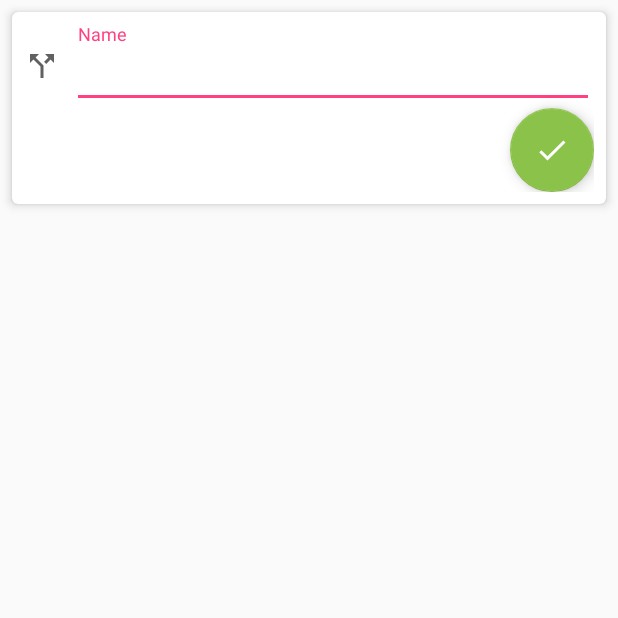
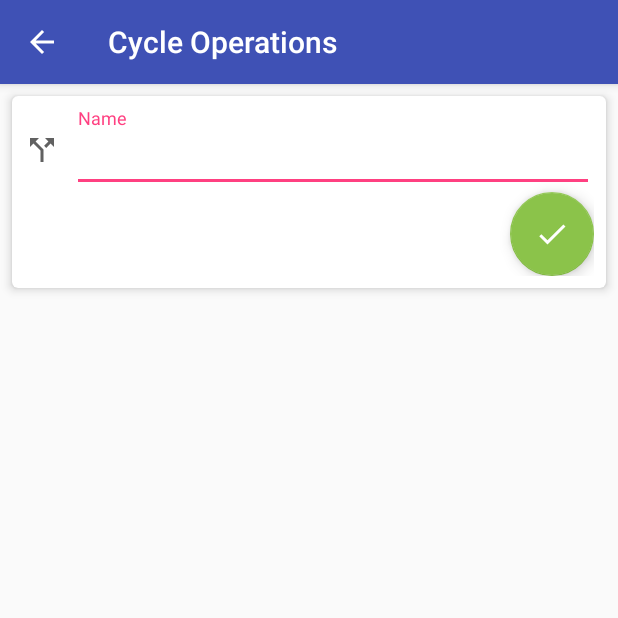
Before and after one commit to Dandewine/MyPocket, an Android app: the AddCycleOperationActivity screen opened directly, with no data from a screen before it, on a phone screen of 412 x 824 dp, the top half of it. Run offline under Robolectric (Android 15) with nearby library versions, the phone set to English and light mode, and no system bars; our stand-ins replace Dagger/Hilt's generated code, data binding; libraries missing offline, so code that uses them is left out: io.realm, rx.android.schedulers, rx.schedulers, rx.subscriptions; 3 statements that could not run were skipped.

```diff
--- a/presentation/src/main/res/layout/activity_add_cycle_operation.xml
+++ b/presentation/src/main/res/layout/activity_add_cycle_operation.xml
@@ -9,6 +9,15 @@
             name="viewModel"
             type="com.denis.mypocket.viewmodel.adding.AddCycleOperationViewModel"/>
     </data>
+
+    <LinearLayout
+        android:layout_width="match_parent"
+        android:layout_height="match_parent"
+        android:orientation="vertical">
+
+        <include
+            android:id="@+id/toolbarAddCO"
+            layout="@layout/toolbar"/>
 
         <android.support.v7.widget.CardView
             android:layout_width="match_parent"
@@ -44,8 +53,8 @@
                         <EditText
                             android:layout_width="match_parent"
                             android:layout_height="wrap_content"
+                            android:afterTextChanged="@{viewModel.afterTextChanged}"
                             android:hint="Name"
-                        android:afterTextChanged="@{viewModel.afterTextChanged}"
                             android:text="@{viewModel.name}"
                             />
                     </android.support.design.widget.TextInputLayout>
@@ -65,5 +74,7 @@
 
             </LinearLayout>
         </android.support.v7.widget.CardView>
+    </LinearLayout>
+
 
 </layout>
--- a/presentation/src/main/res/layout/activity_add_transaction.xml
+++ b/presentation/src/main/res/layout/activity_add_transaction.xml
@@ -12,7 +12,7 @@
                   android:layout_width="match_parent"
                   android:layout_height="match_parent"
                   android:orientation="vertical"
-                  android:transitionName="reveal">
+                 >
 
 
         <include
--- a/presentation/src/main/res/values/strings.xml
+++ b/presentation/src/main/res/values/strings.xml
@@ -31,4 +31,5 @@
 
     <string name="action_settings">Settings</string>
     <string name="wallet_hint">Wallet name</string>
+    <string name="toolbar_add_co">Cycle Operations</string>
 </resources>
```
Also changed, not shown: domain/src/main/java/com/denis/domain/models/CycleOperation.java (+7 -7 lines), presentation/src/main/java/com/denis/mypocket/view/activity/AddCycleOperationActivity.java (+13 -0 lines), presentation/src/main/java/com/denis/mypocket/viewmodel/adding/AddCycleOperationViewModel.java (+4 -3 lines), presentation/src/main/res/layout/fragment_transactions_list.xml (+8 -7 lines). Lines whose indentation alone changed are shown as unchanged.
